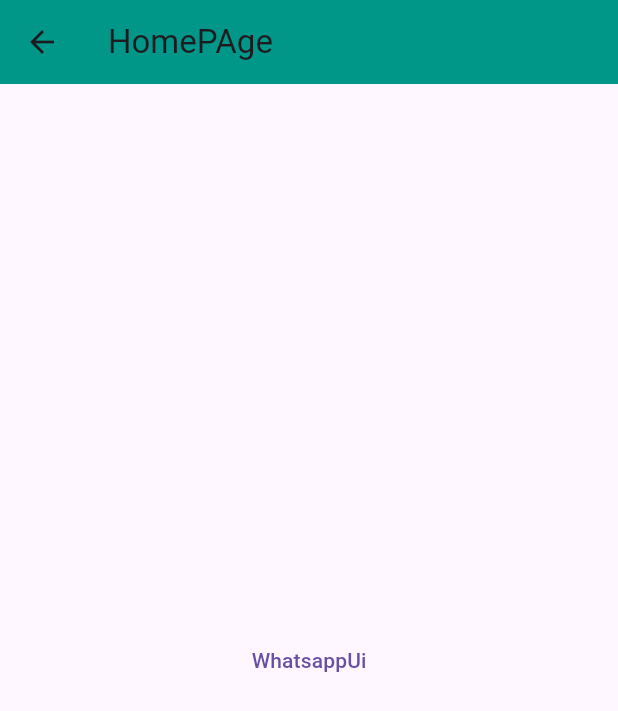
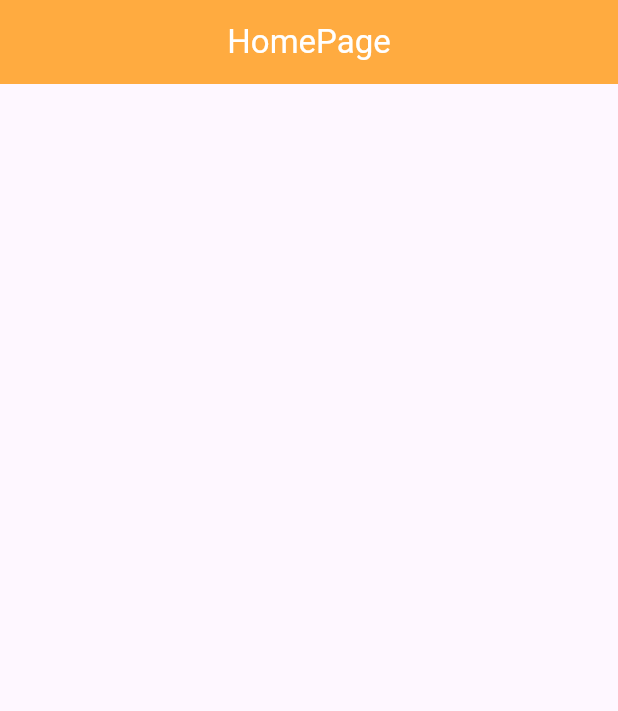
Before and after one commit to UmairMarrie/FlutterLibraryApp, a Flutter app: the HomePage screen opened directly, on a phone screen of 412 x 824 dp. Shown: the top 711 px of the screen. Run offline on Flutter 3.47's test engine with Material 3 defaults, Android fonts, the phone set to English and light mode, and no system bars; missing offline and left inert: dart:js.

Commit message:
inital commit

```diff
--- a/lib/home_Page.dart
+++ b/lib/home_Page.dart
@@ -1,31 +1,32 @@
 import 'package:flutter/material.dart';
 
-
-class HomePage extends StatelessWidget {
+class HomePage extends StatefulWidget {
   const HomePage({super.key});
 
   @override
+  State<HomePage> createState() => _HomePageState();
+}
+
+class _HomePageState extends State<HomePage> {
+  @override
   Widget build(BuildContext context) {
-    return  Scaffold(
+    return SafeArea(
+      child: Scaffold(
         appBar: AppBar(
-        title: Text("HomePAge"),
-        backgroundColor: Colors.teal,
+          title: Text("HomePage",style: TextStyle(color: Colors.white),),
+          centerTitle: true,
+
+          automaticallyImplyLeading: false,
+          backgroundColor: Colors.orangeAccent,
 
         ),
-
         body: Column(
           crossAxisAlignment: CrossAxisAlignment.center,
           mainAxisAlignment: MainAxisAlignment.center,
           children: [
-          Center(
-            child: TextButton(
-              onPressed: (){
 
-              },
-              child: Text("WhatsappUi"),
+          ],
         ),
-          )
-        ],
       ),
     );
   }
--- a/lib/main.dart
+++ b/lib/main.dart
@@ -1,5 +1,6 @@
-
 import 'package:first_app/splash_screen.dart';
+import 'package:first_app/utils/routes.dart';
+import 'package:first_app/utils/routes_name.dart';
 import 'package:flutter/material.dart';
 
 void main() {
@@ -13,7 +14,8 @@ class MyApp extends StatelessWidget {
   Widget build(BuildContext context) {
     return MaterialApp(
       debugShowCheckedModeBanner: false,
-      home: SplashScreen(),
+      initialRoute: RouteName.splashscreen,
+      onGenerateRoute: Routes.generateRoute,
     );
   }
 }
--- /dev/null
+++ b/lib/utils/routes_name.dart
@@ -0,0 +1,10 @@
+class RouteName{
+
+static const String homepage = "home_Page";
+static const String splashscreen = "splash_screen";
+
+
+
+
+
+}
--- a/pubspec.yaml
+++ b/pubspec.yaml
@@ -62,8 +62,8 @@ flutter:
   uses-material-design: true
 
   # To add assets to your application, add an assets section, like this:
-  # assets:
-  #   - images/a_dot_burr.jpeg
+  assets:
+    - images/
   #   - images/a_dot_ham.jpeg
 
   # An image asset can refer to one or more resolution-specific "variants", see
```
Also changed, not shown: lib/splash_screen.dart (+35 -4 lines), lib/utils/routes.dart (added, +33 -0 lines), images/libicon.png (added). Lines whose indentation alone changed are shown as unchanged.
